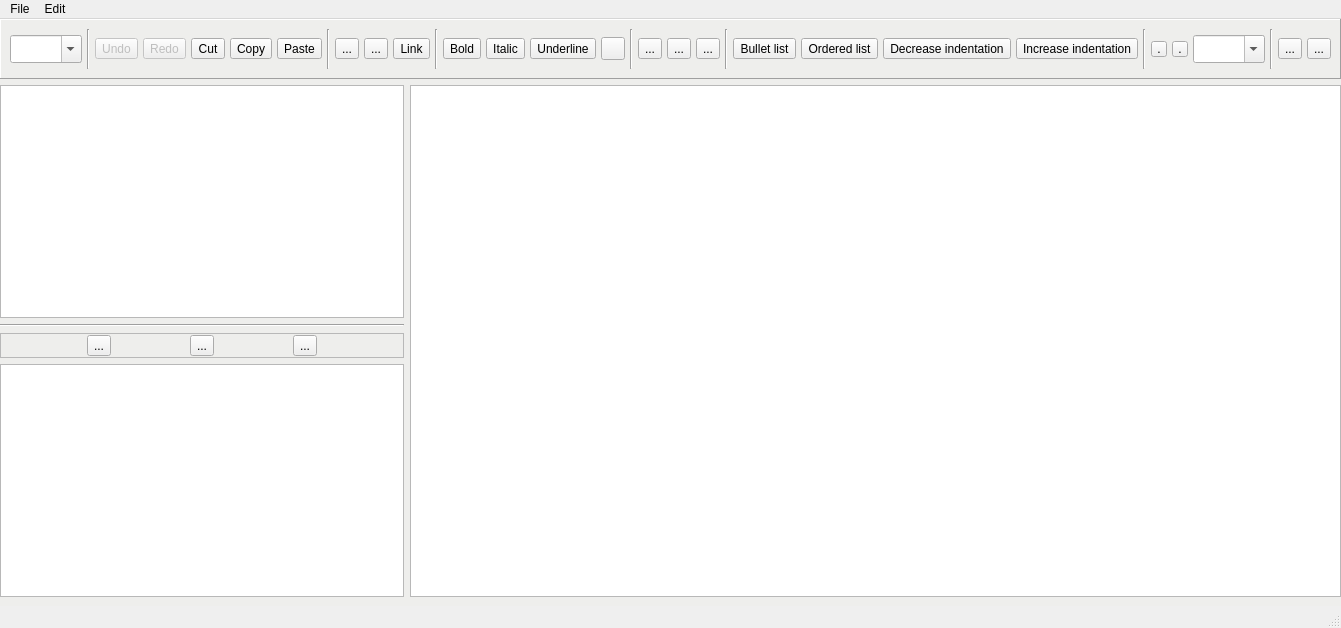
First picture: the form in src/editor.ui, repository ptyin/qtexteditor, before the edit.
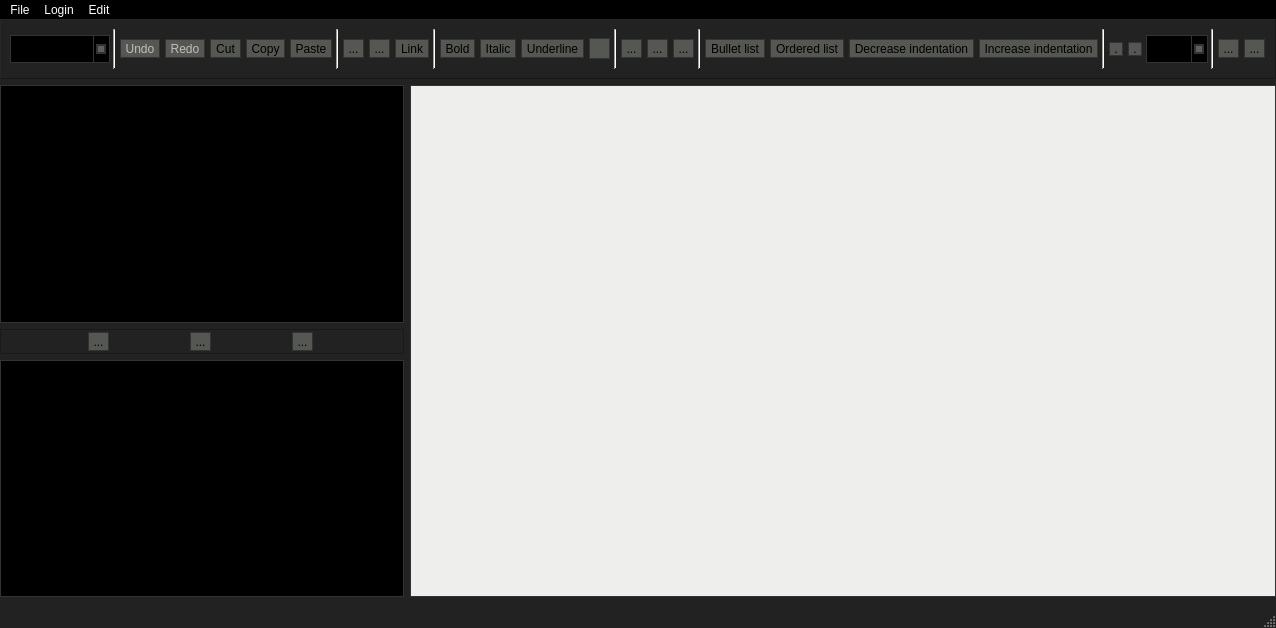
Second picture: the form after the edit. Icons and pictures are not drawn. Custom widgets are drawn as their Qt base class.

The edit to the form file:
```diff
--- a/src/editor.ui
+++ b/src/editor.ui
@@ -19,13 +19,968 @@
   <property name="windowTitle">
    <string>Editor</string>
   </property>
+  <property name="styleSheet">
+   <string notr="true">QMainWindow#Editor{
+	 background-color: #222222;
+    color: #BBBBBB;
+}
+QTextEdit
+{
+	background-color: rgb(238, 238, 236);
+}
+QToolButton
+{
+	background-color: rgb(85, 87, 83);
+}
+Line
+{
+	
+	background-color: rgb(136, 138, 133);
+}
+/* === Shared === */
+QStackedWidget, QLabel, QPushButton, QRadioButton, QCheckBox, 
+QGroupBox, QStatusBar, QComboBox, QDialog, #frame, #frame_2 {
+    background-color: #222222;
+    color: #BBBBBB;
+    font-family: &quot;Segoe UI&quot;;
+}
+
+/* === QWidget === */
+QWidget:window {
+    background: #222222;
+    color: #BBBBBB;
+    font-family: &quot;Segoe UI&quot;;
+}
+
+/* === QToolTip === */
+QToolTip {
+    background-color: #000000;
+    border: 2px solid #333333;
+    color: yellow;
+}
+
+/* === QPushButton === */
+QPushButton {
+    border: 1px solid #333333;
+    padding: 4px;
+    min-width: 65px;
+    min-height: 12px;
+}
+
+QPushButton:hover {
+    background-color: #333333;
+    border-color: #444444;
+}
+
+QPushButton:pressed {
+    background-color: #111111;
+    border-color: #333333;
+    color: yellow;
+}
+
+QPushButton:disabled {
+    color: #333333;
+}
+
+/* === Checkable items === */
+QCheckBox::indicator, QRadioButton::indicator, QTreeView::indicator {
+    width: 16px;
+    height: 16px;
+    background-color: #111111;
+    border: 1px solid #333333;
+}
+
+QRadioButton::indicator {
+    border-radius: 8px;
+}
+
+QCheckBox::indicator::checked, QRadioButton::indicator::checked, QTreeView::indicator::checked {
+    background-color: qradialgradient(cx:0.5, cy:0.5, fx:0.25, fy:0.15, radius:0.3, stop:0 #BBBBBB, stop:1 #111111);
+}
+
+QCheckBox::indicator:disabled, QRadioButton::indicator:disabled, QTreeView::indicator:disabled {
+    background-color: #444444;
+}
+
+QCheckBox::indicator::checked:disabled, QRadioButton::indicator::checked:disabled, QTreeView::indicator::checked:disabled {
+    background-color: qradialgradient(cx:0.5, cy:0.5, fx:0.25, fy:0.15, radius:0.3, stop:0 #BBBBBB, stop:1 #444444);
+}
+
+/* === QComboBox === */
+QComboBox {
+    background-color: black;
+    border: 1px solid #333333;
+    color: white;
+}
+
+QComboBox::drop-down {
+    subcontrol-origin: padding;
+    subcontrol-position: top right;
+    border-left: 1px solid #333333;
+}
+
+QComboBox::down-arrow {
+    border: 2px solid #333333;
+    width: 6px;
+    height: 6px;
+    background: #5f5f5f;
+}
+
+/* === QGroupBox === */
+QGroupBox {
+    border: 2px solid #333333;
+    margin-top: 2ex;
+}
+
+QGroupBox::title {
+    color: yellow;
+    subcontrol-origin: margin;
+    subcontrol-position: top left;
+    margin-left: 5px;
+}
+
+/* === QTabWidget === */
+QTabWidget::pane {
+    background: #222222;
+    border: 2px solid #333333;
+}
+
+/* === QTabBar === */
+QTabBar::tab {
+    background: transparent;
+    border: 1px solid #333333;
+    border-bottom: none;
+    color: #BBBBBB;
+    padding-left: 5px;
+    padding-right: 10px;
+    padding-top: 3px;
+    padding-bottom: 3px;
+}
+
+QTabBar::tab:hover {
+    background-color: #333333;
+    border: 1px solid #444444;
+    border-bottom: none;
+}
+
+QTabBar::tab:selected {
+    background-color: #111111;
+    border: 1px solid #333333;
+    border-top: 1px solid yellow;
+    border-bottom: none;
+    color: yellow
+}
+
+/* === QToolBar === */
+QToolBar {
+    background-color: #222222;
+    border: none;
+    padding: 1px;
+}
+
+QToolBar:handle {
+    background: #222222;
+    border-left: 1px dotted yellow;
+    color: #BBBBBB;
+}
+
+QToolBar::separator {
+    width: 6px;
+    background-color: #222222;
+}
+
+/* === QToolButton === */
+QToolButton {
+    border: 1px solid #333333;
+    margin: 1px;
+}
+
+QToolButton:hover {
+    background-color: #333333;
+    border: 1px solid #444444;
+}
+
+QToolButton[popupMode=&quot;1&quot;] { /* only for MenuButtonPopup */
+    padding-right: 20px; /* make way for the popup button */
+}
+
+QToolButton::menu-button {
+    border-left: 1px solid #333333;
+    background: transparent;
+    width: 16px;
+}
+
+QToolButton::menu-button:hover {
+    border-left: 1px solid #444444;
+    background: transparent;
+    width: 16px;
+}
+
+QToolButton:checked, QToolButton:pressed {
+    background-color: #111111;
+    color: yellow;
+}
+
+/* === QMenu === */
+QMenu {
+    background-color: black;
+    border: 1px solid gray;
+    color: white;
+    padding: 1px;
+}
+
+QMenu::item {
+    padding: 2px 25px 2px 20px;
+    border: 1px solid transparent;
+}
+
+QMenu::item:disabled {
+    color: #666666;
+}
+
+QMenu::item:selected {
+    border-color: gray;
+    background: #222222;
+}
+
+QMenu::icon:checked {
+
+}
+
+QMenu::separator {
+    height: 1px;
+    background: #222222;
+    margin-left: 10px;
+    margin-right: 10px;
+    margin-top: 1px;
+    margin-bottom: 1px;
+}
+
+QMenu::indicator {
+    width: 13px;
+    height: 13px;
+}
+
+/* === QMenuBar === */
+QMenuBar {
+    background-color: black;
+    color: white;
+}
+
+QMenuBar::item {
+    background: transparent;
+}
+
+QMenuBar::item:disabled {
+    color: gray;
+}
+
+QMenuBar::item:selected {
+    background: #222222;
+}
+
+QMenuBar::item:pressed {
+    background: #444444;
+}
+ 
+/* === QScrollBar:vertical === */
+QScrollBar:vertical {
+    background: #111111;
+    width: 16px;
+    margin: 16px 0 16px 0;
+}
+
+QScrollBar::handle:vertical {
+    background: #555555;
+    min-height: 16px;
+}
+
+QScrollBar::add-line:vertical {
+    background: #444444;
+    height: 16px;
+    subcontrol-position: bottom;
+    subcontrol-origin: margin;
+}
+
+QScrollBar::sub-line:vertical {
+    background: #444444;
+    height: 16px;
+    subcontrol-position: top;
+    subcontrol-origin: margin;
+}
+
+QScrollBar::add-page:vertical, QScrollBar::sub-page:vertical {
+    background: none;
+}
+
+QScrollBar:up-arrow:vertical, QScrollBar:down-arrow:vertical {
+    border: 2px solid #333333;
+    width: 6px;
+    height: 6px;
+    background: #5f5f5f;
+}
+
+/* === QScrollBar:horizontal === */
+QScrollBar:horizontal {
+    background: #111111;
+    height: 16px;
+    margin: 0 16px 0 16px;
+}
+
+QScrollBar::handle:horizontal {
+    background: #555555;
+    min-width: 16px;
+}
+
+QScrollBar::add-line:horizontal {
+    background: #444444;
+    width: 16px;
+    subcontrol-position: right;
+    subcontrol-origin: margin;
+}
+
+QScrollBar::sub-line:horizontal {
+    background: #444444;
+    width: 16px;
+    subcontrol-position: left;
+    subcontrol-origin: margin;
+}
+
+QScrollBar::add-page:horizontal, QScrollBar::sub-page:horizontal {
+    background: none;
+}
+
+QScrollBar:left-arrow:horizontal, QScrollBar:right-arrow:horizontal {
+    border: 2px solid #333333;
+    width: 6px;
+    height: 6px;
+    background: #5f5f5f;
+}
+
+/* =================== */
+QLineEdit, QListView, QTreeView, QTableView, QAbstractSpinBox {
+    background-color: black;
+    color: #BBBBBB;
+    border: 1px solid #333333;
+}
+
+QAbstractScrollArea, QLineEdit, QTextEdit, QAbstractSpinBox, QComboBox {
+    border-color: #333333;
+    border: 1px solid #333333;
+
+}
+
+/* === QHeaderView === */
+QHeaderView::section {
+    background: #222222;
+    border: 0;
+    color: #BBBBBB;
+    padding: 3px 0 3px 4px;
+}
+
+/* === QListView === */
+QListView::item:hover {
+    background: #333333;
+}
+
+QListView::item:selected {
+    background: #111111;
+    color: yellow;
+}
+
+/* === QTableView === */
+QTableView::item:hover {
+    background: #333333;
+}
+
+QTableView::item:hover {
+    background: #111111;
+    color: yellow;
+}
+
+/* === QTreeView === */
+QTreeView::item {
+    background: black;
+}
+
+QTreeView::item:hover {
+    background: #333333;
+}
+
+QTreeView::item:selected {
+    background: #111111;
+    color: yellow;
+}
+
+QTreeView::branch {
+
+}
+
+QTreeView::branch:has-siblings:adjoins-item {
+
+}
+
+QTreeView::branch:has-siblings:!adjoins-item {
+
+}
+
+QTreeView::branch:closed:has-children:has-siblings {
+
+}
+
+QTreeView::branch:has-children:!has-siblings:closed {
+
+}
+
+QTreeView::branch:!has-children:!has-siblings:adjoins-item {
+
+}
+
+QTreeView::branch:open:has-children:has-siblings {
+
+}
+
+QTreeView::branch:open:has-children:!has-siblings {
+
+}
+
+/* === Customizations === */
+QFrame#infoLabel {
+    border: 1px inset #333333;
+}
+
+2.
+.QWidget {
+   background-color: beige;
+}
+
+QToolBar {
+    background-color: beige;
+}
+
+QDialog, QFileDialog {
+    background-color: beige;
+}
+
+QTabWidget::pane { /* The tab widget frame */
+    border-top: 2px solid #C2C7CB;
+}
+
+QTabWidget::tab-bar {
+    left: 5px; /* move to the right by 5px */
+}
+
+QTabBar, QTabWidget {
+    background-color: beige;
+}
+QTabBar::tab {
+     background: qlineargradient(x1: 0, y1: 0, x2: 0, y2: 1,
+                                 stop: 0 #E1E1E1, stop: 0.4 #DDDDDD,
+                                 stop: 0.5 #D8D8D8, stop: 1.0 #D3D3D3);
+     border: 1px solid darkkhaki;
+     border-bottom-color: #C2C7CB; /* same as the pane color */
+     border-top-left-radius: 4px;
+     border-top-right-radius: 4px;
+     min-width: 8ex;
+     padding: 2px;
+ }
+QTabBar::tab:selected, QTabBar::tab:hover {
+    background: qlineargradient(x1: 0, y1: 0, x2: 0, y2: 1,
+                                stop: 0 #fafafa, stop: 0.4 #f4f4f4,
+                                stop: 0.5 #e7e7e7, stop: 1.0 #fafafa);
+}
+
+QTabBar::tab:selected {
+    border-color: #9B9B9B;
+    border-bottom-color: #C2C7CB; /* same as pane color */
+}
+
+QTabBar::tab:!selected {
+    margin-top: 2px; /* make non-selected tabs look smaller */
+}
+
+/* Nice Windows-XP-style password character. */
+QLineEdit[echoMode=&quot;2&quot;] {
+    lineedit-password-character: 9679;
+}
+
+QHeaderView::section {
+     background-color: qlineargradient(x1:0, y1:0, x2:0, y2:1,
+                                       stop:0 #616161, stop: 0.5 #505050,
+                                       stop: 0.6 #434343, stop:1 #656565);
+     color: white;
+     padding-left: 4px;
+     border: 1px solid #6c6c6c;
+ }
+
+ QHeaderView::section:checked
+ {
+     background-color: red;
+ }
+
+
+/* We provide a min-width and min-height for push buttons
+   so that they look elegant regardless of the width of the text. */
+QPushButton {
+    background-color: palegoldenrod;
+    border-width: 2px;
+    border-color: darkkhaki;
+    border-style: solid;
+    border-radius: 5;
+    padding: 3px;
+    min-width: 9ex;
+    min-height: 2.5ex;
+}
+
+QPushButton:hover {
+   background-color: khaki;
+}
+
+/* Increase the padding, so the text is shifted when the button is
+   pressed. */
+QPushButton:pressed {
+    padding-left: 5px;
+    padding-top: 5px;
+    background-color: #d0d67c;
+}
+
+QLabel, QAbstractButton {
+    font: bold;
+}
+
+/* Mark mandatory fields with a brownish color. */
+.mandatory {
+    color: brown;
+}
+
+/* Bold text on status bar looks awful. */
+QStatusBar QLabel {
+   font: normal;
+}
+
+QStatusBar::item {
+    border-width: 1;
+    border-color: darkkhaki;
+    border-style: solid;
+    border-radius: 2;
+}
+
+QStackedWidget, QComboBox, QLineEdit, QSpinBox, QTextEdit, QListView, QWebView, QTreeView, QHeaderView {
+    background-color: cornsilk;
+    selection-color: #0a214c; 
+    selection-background-color: #C19A6B;
+}
+
+QListView {
+    show-decoration-selected: 1;
+}
+
+QListView::item:hover {
+    background-color: wheat;
+}
+
+/* We reserve 1 pixel space in padding. When we get the focus,
+   we kill the padding and enlarge the border. This makes the items
+   glow. */
+QLineEdit, QFrame {
+    border-width: 1px;
+    padding: 1px;
+    border-style: solid;
+    border-color: darkkhaki;
+    border-radius: 5px;
+}
+
+/* As mentioned above, eliminate the padding and increase the border. */
+QLineEdit:focus, QFrame:focus {
+    border-width: 3px;
+    padding: 0px;
+}
+
+/* A QLabel is a QFrame  */
+QLabel {
+    border: none;
+    padding: 0;
+    background: none;
+}
+
+/* A QToolTip is a QLabel  */
+QToolTip {
+    border: 2px solid darkkhaki;
+    padding: 5px;
+    border-radius: 3px;
+    opacity: 200;
+}
+
+/* Nice to have the background color change when hovered. */
+QRadioButton:hover, QCheckBox:hover {
+    background-color: wheat;
+}
+
+/* Force the dialog's buttons to follow the Windows guidelines. */
+QDialogButtonBox {
+    button-layout: 0;
+}
+
+
+3.
+/*
+    Style by evilworks, 2012-2013. pollux@lavabit.com
+    This file is Public Domain.
+*/
+
+/* === Shared === */
+QStackedWidget, QLabel, QPushButton, QRadioButton, QCheckBox, 
+QGroupBox, QStatusBar, QToolButton, QComboBox, QDialog, QTabBar {
+    font-family: &quot;Segoe UI&quot;;
+    background-color: #888;
+    color: #000;
+}
+
+/* === QWidget === */
+QWidget:window {
+    font-family: 'Segoe UI';
+    background-color: #888;
+}
+
+/* === QPushButton === */
+QPushButton {
+    border: 1px solid #555;
+    padding: 4px;
+    min-width: 65px;
+    min-height: 12px;
+}
+
+QPushButton:hover {
+    background-color: #999;
+}
+
+QPushButton:pressed {
+    background-color: #333;
+    border-color: #555;
+    color: #AAA;
+}
+
+QPushButton:disabled {
+    color: #333333;
+}
+
+/* === QComboBox === */
+QComboBox {
+    background-color: #AAA;
+    border: 1px solid #555;
+    color: black;
+}
+
+QComboBox::drop-down {
+    subcontrol-origin: padding;
+    subcontrol-position: top right;
+    border-left: 1px solid #333333;
+}
+
+/* === QGroupBox === */
+QGroupBox {
+    border: 1px solid #555;
+    margin-top: 2ex;
+}
+
+QGroupBox::title {
+    color: black;
+    subcontrol-origin: margin;
+    subcontrol-position: top left;    
+    border: 1px solid #555;
+}
+
+/* === QTabBar === */
+QTabBar::tab {
+    border-bottom: none;
+    color: #000;
+    padding: 4px;
+    background-color: #888;
+    border: 1px solid #555;
+}
+
+QTabBar::tab:hover {
+    background-color: #AAA;
+}
+
+QTabBar::tab:selected {
+    background-color: #000;
+    color: white;
+}
+
+/* === QTabWidget === */
+QTabWidget::pane {
+    background: #888;
+    border: 1px solid #555;
+}
+
+
+/* === QToolBar === */
+QToolBar {
+    background: #949494;
+    border: none;
+    padding-left: 0px;
+    padding-right: 0px;
+    margin: 2px;
+}
+
+QToolBar::separator {
+    width: 1px;
+    margin-left: 3px;
+    margin-right: 3px;
+    background-color: #555;
+}
+
+/* === QToolButton === */
+QToolButton {
+    border: 1px solid #666;
+    margin: 1px;
+}
+
+QToolButton:hover {
+    background-color: #AAA;
+}
+
+QToolButton[popupMode=&quot;1&quot;] { /* only for MenuButtonPopup */
+    padding-right: 20px; /* make way for the popup button */
+}
+
+QToolButton::menu-button {
+    border-left: 1px solid #666;
+    background: transparent;
+    width: 16px;
+}
+
+QToolButton::menu-button:hover {
+    border-left: 1px solid #666;
+    background: transparent;
+    width: 16px;
+}
+
+QToolButton:checked, QToolButton:pressed {
+    background-color: #000;
+    border: 1px solid #555;
+    color: white;
+}
+
+/* === QScrollBar:vertical === */
+QScrollBar:vertical {
+    width: 16px;
+    margin: 16px 0 16px 0;
+    background: #333;
+}
+
+QScrollBar::handle:vertical {
+    background: #888;
+    min-height: 16px;
+    border-top: 1px solid #666;
+    border-bottom: 1px solid #666;
+}
+
+QScrollBar::add-line:vertical {
+    background: #888;
+    height: 16px;
+    subcontrol-position: bottom;
+    subcontrol-origin: margin;
+}
+
+QScrollBar::sub-line:vertical {
+    background: #888;
+    height: 16px;
+    subcontrol-position: top;
+    subcontrol-origin: margin;
+}
+
+QScrollBar::add-page:vertical, QScrollBar::sub-page:vertical {
+    background: none;
+}
+
+/* === QScrollBar:horizontal === */
+QScrollBar:horizontal {
+    height: 16px;
+    margin: 0 16px 0 16px;
+    background: #333;
+}
+
+QScrollBar::handle:horizontal {
+    background: #888;
+    min-width: 16px;
+    border-left: 1px solid #666;
+    border-right: 1px solid #666;
+}
+
+QScrollBar::add-line:horizontal {
+    background: #888;
+    width: 16px;
+    subcontrol-position: right;
+    subcontrol-origin: margin;
+}
+
+QScrollBar::sub-line:horizontal {
+    background: #888;
+    width: 16px;
+    subcontrol-position: left;
+    subcontrol-origin: margin;
+}
+
+QScrollBar::add-page:horizontal, QScrollBar::sub-page:horizontal {
+    background: none;
+}
+
+/* === QMenu === */
+QMenu {
+    background-color: black;
+    border: 1px solid gray;
+    color: white;
+    padding: 1px;
+}
+
+QMenu::item {
+    padding: 2px 25px 2px 20px;
+    border: 1px solid transparent;
+}
+
+QMenu::item:disabled {
+    color: #666666;
+}
+
+QMenu::item:selected {
+    border-color: gray;
+    background: #222222;
+}
+
+QMenu::icon:checked {
+
+}
+
+QMenu::separator {
+    height: 1px;
+    background: #222222;
+    margin-left: 10px;
+    margin-right: 10px;
+    margin-top: 1px;
+    margin-bottom: 1px;
+}
+
+QMenu::indicator {
+    width: 13px;
+    height: 13px;
+}
+
+/* === QMenuBar === */
+QMenuBar {
+    background-color: black;
+    color: white;
+}
+
+QMenuBar::item {
+    background: transparent;
+}
+
+QMenuBar::item:disabled {
+    color: gray;
+}
+
+QMenuBar::item:selected {
+    background: #222222;
+}
+
+QMenuBar::item:pressed {
+    background: #444444;
+}
+/* =================== */
+QLineEdit, QListView, QTreeView, QTableView, QAbstractSpinBox {
+    background-color: #AAA;
+    color: #000;
+    border: 1px solid #555;
+}
+
+QAbstractScrollArea, QLineEdit, QTextEdit, QAbstractSpinBox, QComboBox {
+    border: 1px solid #555;
+}
+
+/* === QHeaderView === */
+QHeaderView::section {
+    height: 20px;
+}
+
+QHeaderView::section {
+    background: #666;
+    border: 0;
+    color: #000;
+    padding-left: 4px;
+}
+
+/* === QListView === */
+QListView::item:hover {
+    background: #AAA;
+}
+
+QListView::item:selected {
+    background: #333;
+    color: #AAA;
+}
+
+/* === QTableView === */
+QTableView::item:hover {
+    background: #333333;
+}
+
+QTableView::item:hover {
+    background: #111111;
+    color: yellow;
+}
+
+/* === QTreeView === */
+QTreeView::item {
+    background: #AAA;
+}
+
+QTreeView::item:hover {
+    background: #CCC;
+}
+
+QTreeView::item:selected {
+    background: #333;
+    color: #AAA;
+}
+
+QTreeView::branch {
+
+}
+
+QTreeView::branch:has-siblings:adjoins-item {
+
+}
+
+QTreeView::branch:has-siblings:!adjoins-item {
+
+}
+
+QTreeView::branch:closed:has-children:has-siblings {
+
+}
+
+QTreeView::branch:has-children:!has-siblings:closed {
+
+}
+
+QTreeView::branch:!has-children:!has-siblings:adjoins-item {
+
+}
+
+QTreeView::branch:open:has-children:has-siblings {
+
+}
+
+QTreeView::branch:open:has-children:!has-siblings {
+
+}
+</string>
+  </property>
   <widget class="QWidget" name="centralwidget">
    <property name="styleSheet">
-    <string notr="true">#centralwidget
-                    {
-                    background-color:rgb(238, 238, 236)
-                    }
-                </string>
+    <string notr="true"/>
    </property>
    <layout class="QVBoxLayout" name="verticalLayout">
     <property name="leftMargin">
@@ -93,7 +1048,7 @@
          </property>
          <layout class="QHBoxLayout" name="horizontalLayout_3">
           <property name="spacing">
-           <number>5</number>
+           <number>3</number>
           </property>
           <property name="sizeConstraint">
            <enum>QLayout::SetMinimumSize</enum>
@@ -118,9 +1073,15 @@
               <verstretch>0</verstretch>
              </sizepolicy>
             </property>
+            <property name="minimumSize">
+             <size>
+              <width>100</width>
+              <height>0</height>
+             </size>
+            </property>
             <property name="maximumSize">
              <size>
-              <width>88</width>
+              <width>100</width>
               <height>28</height>
              </size>
             </property>
@@ -725,13 +1686,6 @@
           </property>
          </widget>
         </item>
-        <item>
-         <widget class="Line" name="line">
-          <property name="orientation">
-           <enum>Qt::Horizontal</enum>
-          </property>
-         </widget>
-        </item>
         <item>
          <widget class="QFrame" name="frame_2">
           <property name="minimumSize">
@@ -874,12 +1828,21 @@
     <addaction name="actionsave"/>
     <addaction name="menuexport"/>
    </widget>
+   <widget class="QMenu" name="menuLogin">
+    <property name="title">
+     <string>Login</string>
+    </property>
+    <addaction name="actionlogin"/>
+    <addaction name="actionregister"/>
+    <addaction name="actionlogout"/>
+   </widget>
    <widget class="QMenu" name="menuEdit">
     <property name="title">
      <string>Edit</string>
     </property>
    </widget>
    <addaction name="menuFile"/>
+   <addaction name="menuLogin"/>
    <addaction name="menuEdit"/>
   </widget>
   <widget class="QStatusBar" name="statusbar"/>
```
Left out of the diff: 85 changed lines with no effect on the pictures.
